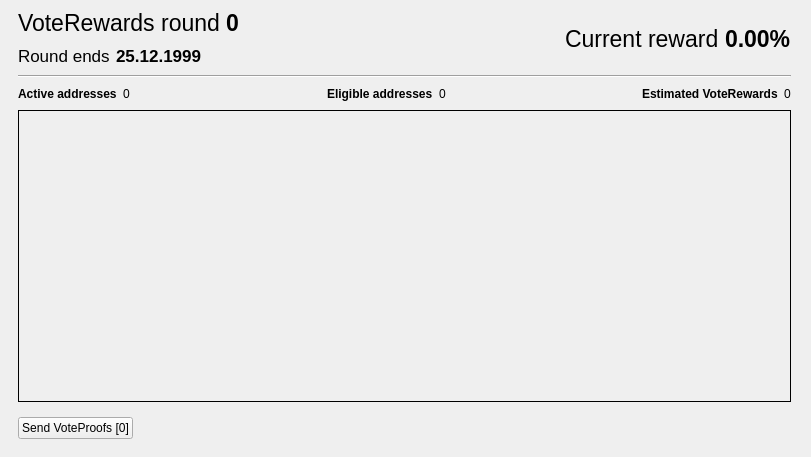
This is src/qt/forms/smartrewardslist.ui in SmartCash/Core-Smart as Qt 5 draws it before an edit. The edited form follows.
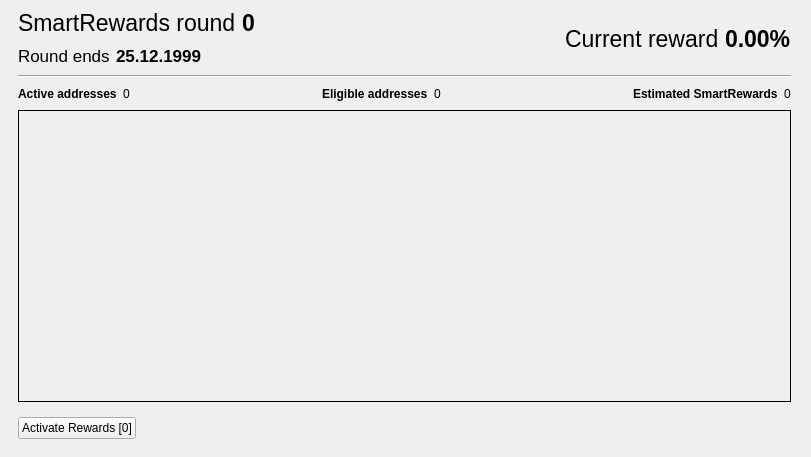
This is the edited form. The open tabs and pages were chosen to show the change. Custom widgets are drawn as their Qt base class.

Commit message: Replace vote proof by activation tx and adapt SmartRewards UI tab

What changed in the file:
```diff
--- a/src/qt/forms/smartrewardslist.ui
+++ b/src/qt/forms/smartrewardslist.ui
@@ -189,7 +189,7 @@
                  </font>
                 </property>
                 <property name="text">
-                 <string>VoteRewards round</string>
+                 <string>SmartRewards round</string>
                 </property>
                </widget>
               </item>
@@ -336,7 +336,7 @@
              </font>
             </property>
             <property name="text">
-             <string>Estimated VoteRewards</string>
+             <string>Estimated SmartRewards</string>
             </property>
            </widget>
           </item>
@@ -473,7 +473,7 @@
           <item>
            <widget class="QPushButton" name="btnSendProofs">
             <property name="text">
-             <string>Send VoteProofs [0]</string>
+             <string>Activate Rewards [0]</string>
             </property>
            </widget>
           </item>
```
Left out of the diff: 2 changed lines with no effect on the pictures. The commit also changes 32 other files.
